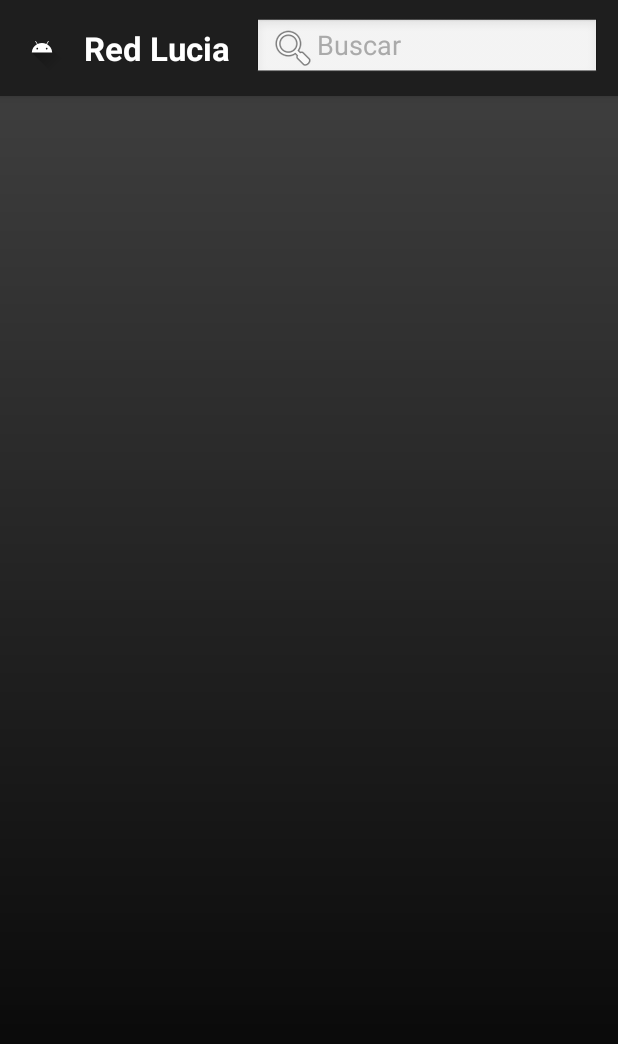
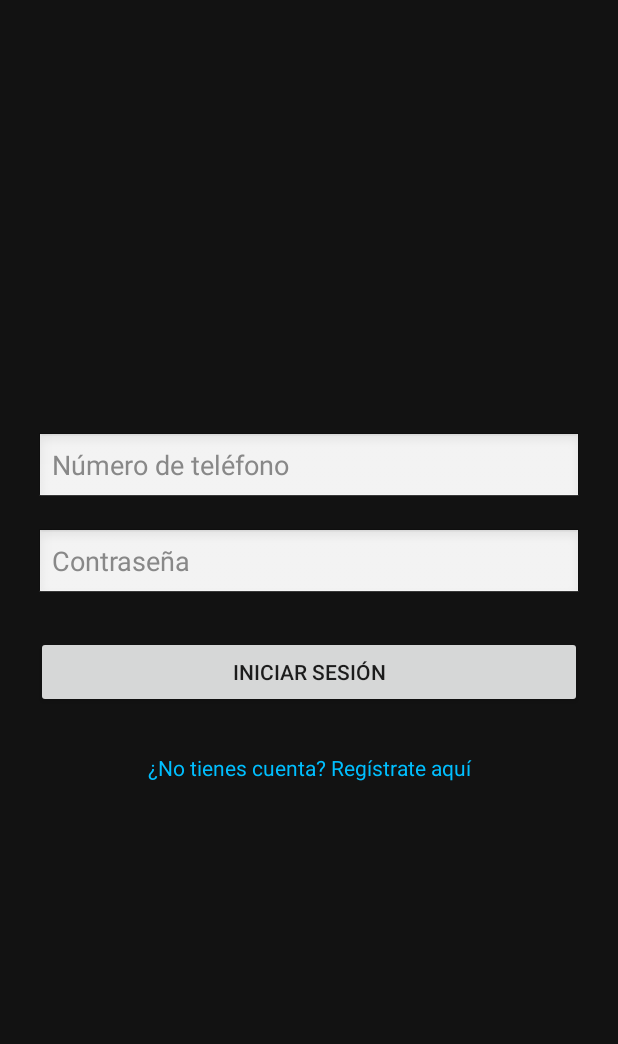
Before and after one commit to JulianOcon/APP_ReproductorVideos, an Android app: the screen it shows after launch (MainActivity before the commit, LoginActivity after it), on a phone screen of 412 x 824 dp. Shown: the top 1044 px of the screen. Run offline under Robolectric (Android 15) with nearby library versions, the phone set to English and light mode, and no system bars.

```diff
--- /dev/null
+++ b/app/src/main/java/com/example/reproductorvideos/LoginActivity.java
@@ -0,0 +1,87 @@
+package com.example.reproductorvideos;
+
+import android.content.Intent;
+import android.os.Bundle;
+import android.util.Log;
+import android.widget.Button;
+import android.widget.EditText;
+import android.widget.TextView;
+import android.widget.Toast;
+
+import androidx.appcompat.app.AppCompatActivity;
+
+import com.example.reproductorvideos.model.LoginRequest;
+import com.example.reproductorvideos.model.LoginResponse;
+import com.example.reproductorvideos.network.ApiService;
+import com.example.reproductorvideos.network.RetrofitClient;
+import com.google.gson.Gson;
+
+import retrofit2.Call;
+import retrofit2.Callback;
+import retrofit2.Response;
+
+public class LoginActivity extends AppCompatActivity {
+
+    private EditText etUsuario, etContrasena;
+    private Button btnIniciarSesion;
+    private TextView tvIrARegistro;
+
+    @Override
+    protected void onCreate(Bundle savedInstanceState) {
+        super.onCreate(savedInstanceState);
+        setContentView(R.layout.activity_login);
+
+        etUsuario = findViewById(R.id.etUsuario);
+        etContrasena = findViewById(R.id.etContrasena);
+        btnIniciarSesion = findViewById(R.id.btnIniciarSesion);
+        tvIrARegistro = findViewById(R.id.tvIrARegistro); // 👈 debes tener este ID en tu XML
+
+        btnIniciarSesion.setOnClickListener(v -> {
+            String usuario = etUsuario.getText().toString().trim();
+            String contrasena = etContrasena.getText().toString().trim();
+
+            Log.d("LOGIN_DEBUG", "Enviando usuario: [" + usuario + "]");
+
+            if (usuario.isEmpty() || contrasena.isEmpty()) {
+                Toast.makeText(this, "Rellena todos los campos", Toast.LENGTH_SHORT).show();
+                return;
+            }
+
+            LoginRequest request = new LoginRequest(usuario, contrasena);
+            ApiService api = RetrofitClient.getApiService();
+
+            api.login(request).enqueue(new Callback<LoginResponse>() {
+                @Override
+                public void onResponse(Call<LoginResponse> call, Response<LoginResponse> response) {
+                    if (response.isSuccessful() && response.body() != null) {
+                        LoginResponse res = response.body();
+                        Log.d("LOGIN_DEBUG", "Respuesta: " + new Gson().toJson(res));
+
+                        if (res.isSuccess()) {
+                            Toast.makeText(LoginActivity.this, "Bienvenido " + res.getUsuario(), Toast.LENGTH_SHORT).show();
+                            startActivity(new Intent(LoginActivity.this, MainActivity.class));
+                            finish();
+                        } else {
+                            Toast.makeText(LoginActivity.this, res.getMensaje(), Toast.LENGTH_SHORT).show();
+                        }
+                    } else {
+                        Log.e("LOGIN_DEBUG", "Error en la respuesta: code=" + response.code());
+                        Toast.makeText(LoginActivity.this, "Respuesta inválida del servidor", Toast.LENGTH_SHORT).show();
+                    }
+                }
+
+                @Override
+                public void onFailure(Call<LoginResponse> call, Throwable t) {
+                    Log.e("LOGIN_DEBUG", "Error de red: " + t.getMessage());
+                    Toast.makeText(LoginActivity.this, "Error de red: " + t.getMessage(), Toast.LENGTH_SHORT).show();
+                }
+            });
+        });
+
+        // ✅ Ir a registro
+        tvIrARegistro.setOnClickListener(v -> {
+            Log.d("LOGIN_DEBUG", "Click en 'Regístrate aquí'");
+            startActivity(new Intent(LoginActivity.this, RegisterActivity.class));
+        });
+    }
+}
--- a/app/src/main/java/com/example/reproductorvideos/network/ApiService.java
+++ b/app/src/main/java/com/example/reproductorvideos/network/ApiService.java
@@ -1,24 +1,44 @@
 package com.example.reproductorvideos.network;
 
 import com.example.reproductorvideos.model.Video;
+import com.example.reproductorvideos.model.LoginRequest;
+import com.example.reproductorvideos.model.LoginResponse;
+import com.example.reproductorvideos.model.RegisterRequest;
+import com.example.reproductorvideos.model.RegisterResponse;
+
 import java.util.List;
+
 import retrofit2.Call;
+import retrofit2.http.Body;
 import retrofit2.http.GET;
+import retrofit2.http.POST;
 import retrofit2.http.Path;
 
 public interface ApiService {
-    // Traer todas las categorías
+
+    // 🔹 AUTENTICACIÓN
+    @POST("login")
+    Call<LoginResponse> login(@Body LoginRequest request);
+
+    @POST("register")
+    Call<RegisterResponse> register(@Body RegisterRequest request);
+
+    // 🔹 VIDEOS Y CATEGORÍAS
+
+    // Obtener todas las categorías
     @GET("categorias")
     Call<List<String>> getCategoriasDisponibles();
 
-    // Traer TODOS los videos (sin categoría)
-    @GET("videos")
-    Call<List<Video>> getAllVideos();
 
-    // Traer los videos de una categoría específica
-    @GET("videos/{categoria}")
+    // Obtener todos los videos
     Call<List<Video>> getVideosByCategory(@Path("categoria") String categoria);
+
     @GET("videos")
     Call<List<Video>> obtenerVideos();
 
+    // Obtener videos por categoría
+    @GET("videos/{categoria}")
+    Call<List<Video>> obtenerVideosPorCategoria(@Path("categoria") String categoria);
+
+
 }
--- a/app/src/main/java/com/example/reproductorvideos/network/RetrofitClient.java
+++ b/app/src/main/java/com/example/reproductorvideos/network/RetrofitClient.java
@@ -7,7 +7,7 @@ import okhttp3.logging.HttpLoggingInterceptor;
 
     public class RetrofitClient {
         private static Retrofit retrofit = null;
-    private static String BASE_URL = "http://192.168.1.12:3000/api/"; // valor por defecto
+        private static String BASE_URL = "http://10.20.106.81:3000/api/"; // valor por defecto
 
         // Permite cambiar la URL en tiempo de ejecución
         public static void setBaseUrl(String url) {
--- /dev/null
+++ b/app/src/main/res/drawable/bg_popup_dark.xml
@@ -0,0 +1,5 @@
+<shape xmlns:android="http://schemas.android.com/apk/res/android"
+    android:shape="rectangle">
+    <solid android:color="#B3000000" /> <!-- Negro con opacidad -->
+    <corners android:radius="12dp" />
+</shape>
--- /dev/null
+++ b/app/src/main/res/drawable/bg_transparent_popup.xml
@@ -0,0 +1,5 @@
+<shape xmlns:android="http://schemas.android.com/apk/res/android"
+    android:shape="rectangle">
+    <solid android:color="@android:color/transparent" />
+    <corners android:radius="12dp" />
+</shape>
--- /dev/null
+++ b/app/src/main/res/layout/activity_login.xml
@@ -0,0 +1,55 @@
+<?xml version="1.0" encoding="utf-8"?>
+<LinearLayout xmlns:android="http://schemas.android.com/apk/res/android"
+    android:layout_width="match_parent"
+    android:layout_height="match_parent"
+    android:orientation="vertical"
+    android:padding="24dp"
+    android:gravity="center"
+    android:background="#121212">
+
+    <EditText
+        android:id="@+id/etUsuario"
+        android:layout_width="match_parent"
+        android:layout_height="wrap_content"
+        android:hint="Número de teléfono"
+        android:inputType="phone"
+        android:textColorHint="#888888"
+        android:textColor="#FFFFFF"
+        android:background="@android:drawable/edit_text"
+        android:layout_marginBottom="16dp" />
+
+    <EditText
+        android:id="@+id/etContrasena"
+        android:layout_width="match_parent"
+        android:layout_height="wrap_content"
+        android:hint="Contraseña"
+        android:textColorHint="#888888"
+        android:textColor="#FFFFFF"
+        android:inputType="textPassword"
+        android:background="@android:drawable/edit_text"
+        android:layout_marginBottom="24dp" />
+
+    <Button
+        android:id="@+id/btnIniciarSesion"
+        android:layout_width="match_parent"
+        android:layout_height="wrap_content"
+        android:text="Iniciar sesión" />
+
+    <TextView
+        android:id="@+id/tvIrARegistro"
+        android:layout_width="match_parent"
+        android:layout_height="wrap_content"
+        android:minHeight="48dp"
+        android:minWidth="48dp"
+        android:text="¿No tienes cuenta? Regístrate aquí"
+        android:textColor="#00BFFF"
+        android:textSize="14sp"
+        android:gravity="center"
+        android:layout_marginTop="16dp"
+        android:padding="12dp"
+        android:clickable="true"
+        android:focusable="true" />
+
+
+
+</LinearLayout>
--- a/app/src/main/res/layout/activity_main.xml
+++ b/app/src/main/res/layout/activity_main.xml
@@ -7,7 +7,7 @@
     android:background="@drawable/gradient_background"
     tools:context=".MainActivity">
 
-    <!-- Toolbar estilo YouTube -->
+    <!-- Encabezado con ícono y barra de búsqueda -->
     <LinearLayout
         android:layout_width="match_parent"
         android:layout_height="wrap_content"
@@ -18,25 +18,20 @@
         android:elevation="4dp">
 
         <ImageView
-            android:layout_width="32dp"
-            android:layout_height="32dp"
-            android:src="@drawable/ic_launcher_foreground"
-            android:contentDescription="Logo" />
-
-        <TextView
-            android:layout_width="wrap_content"
-            android:layout_height="wrap_content"
-            android:text="Red Lucia"
-            android:textColor="#FFFFFF"
-            android:textSize="22sp"
-            android:textStyle="bold"
-            android:layout_marginStart="12dp" />
+            android:id="@+id/logoImageView"
+            android:layout_width="80dp"
+            android:layout_height="80dp"
+            android:src="@drawable/icredlucia"
+            android:contentDescription="Logo"
+            android:layout_marginEnd="16dp"
+            android:clickable="true"
+            android:focusable="true" />
 
         <EditText
             android:id="@+id/searchEditText"
             android:layout_width="0dp"
-            android:layout_height="40dp"
-            android:layout_marginStart="16dp"
+            android:layout_height="wrap_content"
+            android:minHeight="48dp"
             android:layout_weight="1"
             android:hint="Buscar"
             android:padding="10dp"
@@ -56,8 +51,7 @@
         style="?android:attr/progressBarStyleLarge"
         android:indeterminateTint="#FF4081" />
 
-    <!-- RecyclerView de videos -->
-    <!-- RecyclerView de videos -->
+    <!-- Lista de videos -->
     <androidx.recyclerview.widget.RecyclerView
         android:id="@+id/recyclerView"
         android:layout_width="match_parent"
@@ -67,5 +61,5 @@
         android:clipToPadding="false"
         android:contentDescription="Lista de videos"
         tools:listitem="@layout/video_item"
-        android:paddingBottom="16dp"/>
+        android:paddingBottom="16dp" />
 </LinearLayout>
--- /dev/null
+++ b/app/src/main/res/menu/logout_menu.xml
@@ -0,0 +1,5 @@
+<menu xmlns:android="http://schemas.android.com/apk/res/android">
+    <item
+        android:id="@+id/menu_logout"
+        android:title="Cerrar sesión" />
+</menu>
```
Also changed, not shown: app/src/main/AndroidManifest.xml (+10 -2 lines), app/src/main/java/com/example/reproductorvideos/MainActivity.java (+42 -29 lines), app/src/main/java/com/example/reproductorvideos/RegisterActivity.java (added, +73 -0 lines), app/src/main/java/com/example/reproductorvideos/model/LoginRequest.java (added, +19 -0 lines), app/src/main/java/com/example/reproductorvideos/model/LoginResponse.java (added, +24 -0 lines), app/src/main/java/com/example/reproductorvideos/model/RegisterRequest.java (added, +17 -0 lines), app/src/main/java/com/example/reproductorvideos/model/RegisterResponse.java (added, +14 -0 lines), app/src/main/res/layout/activity_register.xml (added, +61 -0 lines), app/src/main/res/layout/popup_logout.xml (added, +21 -0 lines), app/src/main/res/drawable/icredlucia.png (added). Lines whose indentation alone changed are shown as unchanged.
